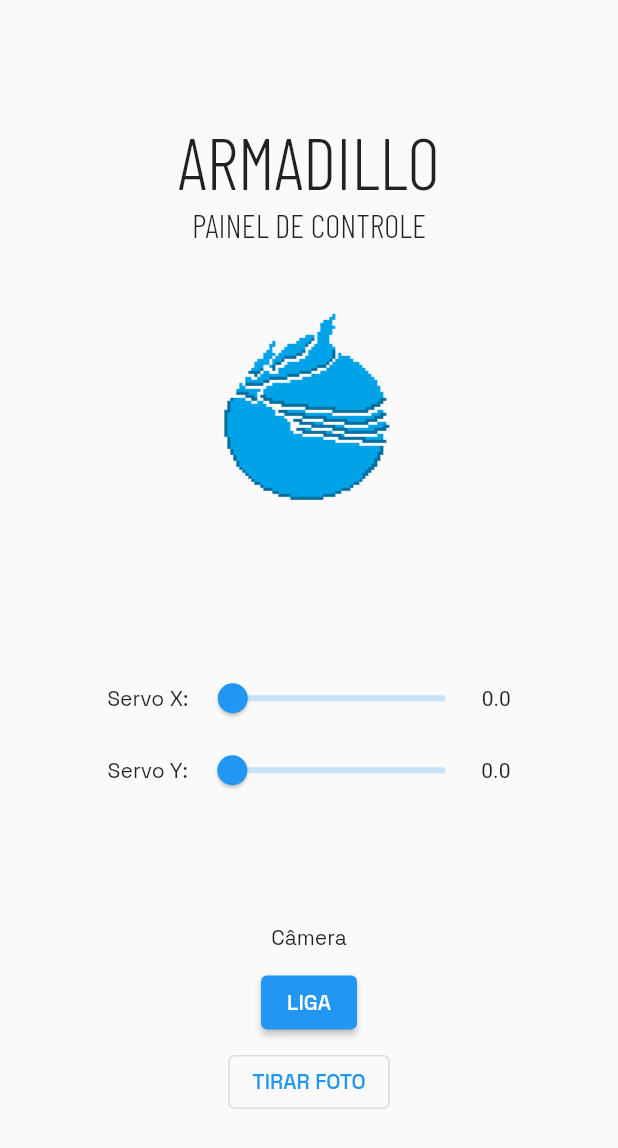
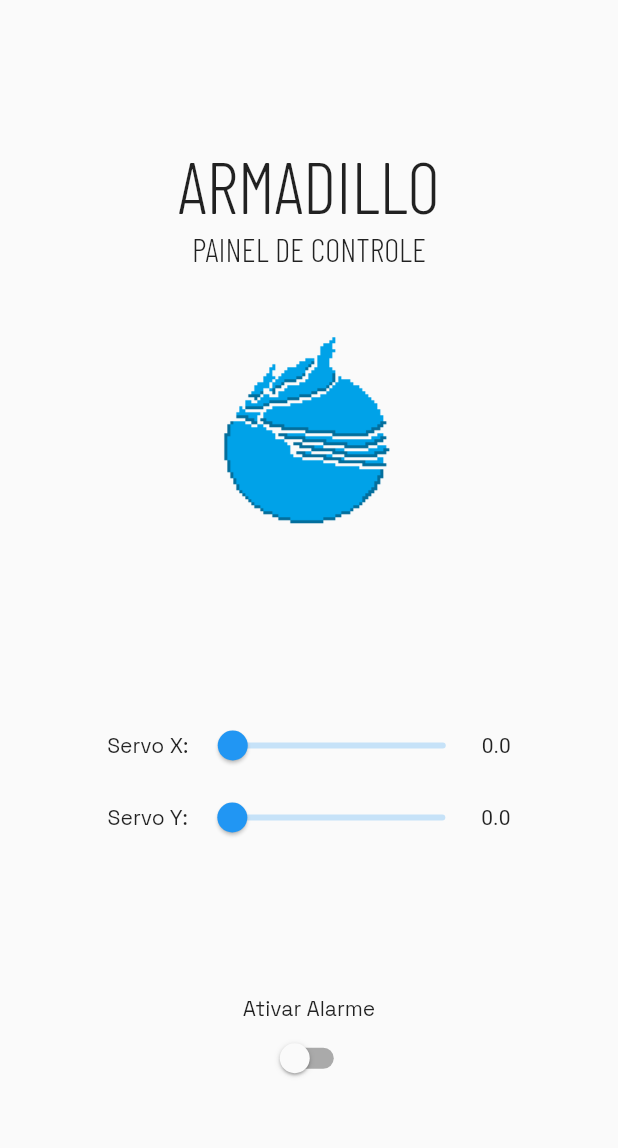
Before and after one commit to marcelovmag/armadillo_app, a Flutter app: the Tela2 widget shown alone on an empty page, opened directly, on a phone screen of 412 x 824 dp. Shown: the top 1148 px of the screen. Run offline on Flutter 3.47's test engine with Material 2 defaults, Android fonts, the light colour scheme and no system bars; our stand-ins replace flutter_bluetooth_serial.

Commit message:
primeiras mudanças

```diff
--- /dev/null
+++ b/lib/atuadores.dart
@@ -0,0 +1,5 @@
+class Servos {
+  static double servoX = 0;
+  static double servoY = 0;
+  static bool alarme = false;
+}
--- a/lib/tela2.dart
+++ b/lib/tela2.dart
@@ -1,14 +1,10 @@
 import 'package:armadillo_app/preferencia_tema.dart';
+import 'package:armadillo_app/atuadores.dart';
 import 'package:flutter/material.dart';
 import 'package:flutter_bluetooth_serial/flutter_bluetooth_serial.dart';
 
 bool isCamera = false;
 String camera = 'LIGA';
-
-class Servos {
-  static double servoX = 0;
-  static double servoY = 0;
-}
 
 class Tela2 extends StatefulWidget {
   @override
@@ -80,35 +76,22 @@ class _Tela2State extends State<Tela2> {
               ),
             ],
           ),
-          Column(
+          Wrap(
+            direction: Axis.horizontal,
+            spacing: 20.0,
             children: [
-              const Text("Câmera",
-                  style: TextStyle(fontFamily: 'SpaceGrotesk')),
-              const SizedBox(
-                height: 10,
+              Column(
+                children: [
+                  const Text("Ativar Alarme",
+                      style: TextStyle(fontFamily: 'SpaceGrotesk')),
+                  Switch(
+                    value: Servos.alarme,
+                    onChanged: (alarme) {},
+                  ),
+                ],
               ),
-              ElevatedButton(
-                  onPressed: () {
-                    setState(() {
-                      isCamera ? camera = 'DESLIGA' : camera = 'LIGA';
-                      isCamera = !isCamera;
-                    });
-                  },
-                  child: Text(camera,
-                      style: const TextStyle(fontFamily: 'SpaceGrotesk'))),
-              const SizedBox(
-                height: 5,
-              ),
-              OutlinedButton(
-                  onPressed: () {
-                    if (isCamera) {
-                      // tirar foto
-                    }
-                  },
-                  child: const Text('TIRAR FOTO',
-                      style: TextStyle(fontFamily: 'SpaceGrotesk'))),
             ],
-          )
+          ),
         ],
       ),
     );
```
Also changed, not shown: lib/tela1.dart (+29 -8 lines).
